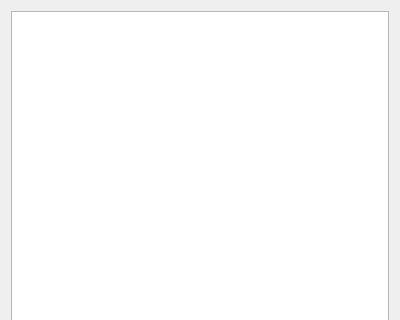
This is qgistester/testselector.ui in planetfederal/qgis-tester-plugin as Qt 5 draws it before an edit; both pictures show x 0 to 400 and y 0 to 320 of the 400 by 491 pixel window. The edited form follows.
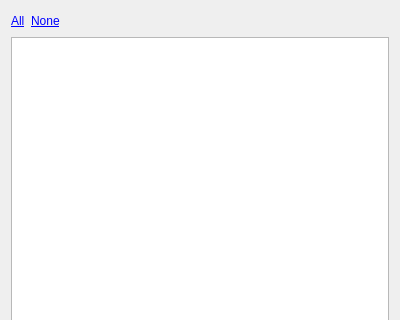
This is the edited form.

Commit message: added 'all' and 'none' links to test selector

Patch:
```diff
--- a/qgistester/testselector.ui
+++ b/qgistester/testselector.ui
@@ -14,6 +14,37 @@
    <string>Test selector</string>
   </property>
   <layout class="QVBoxLayout" name="verticalLayout">
+   <item>
+    <layout class="QHBoxLayout" name="horizontalLayout">
+     <item>
+      <widget class="QLabel" name="selectAllLabel">
+       <property name="text">
+        <string>&lt;a href='#'&gt;All&lt;/a&gt;</string>
+       </property>
+      </widget>
+     </item>
+     <item>
+      <widget class="QLabel" name="unselectAllLabel">
+       <property name="text">
+        <string>&lt;a href='#'&gt;None&lt;/a&gt;</string>
+       </property>
+      </widget>
+     </item>
+     <item>
+      <spacer name="horizontalSpacer">
+       <property name="orientation">
+        <enum>Qt::Horizontal</enum>
+       </property>
+       <property name="sizeHint" stdset="0">
+        <size>
+         <width>40</width>
+         <height>20</height>
+        </size>
+       </property>
+      </spacer>
+     </item>
+    </layout>
+   </item>
    <item>
     <widget class="QTreeWidget" name="testsTree">
      <attribute name="headerVisible">
```
The commit also changes 1 other file.
